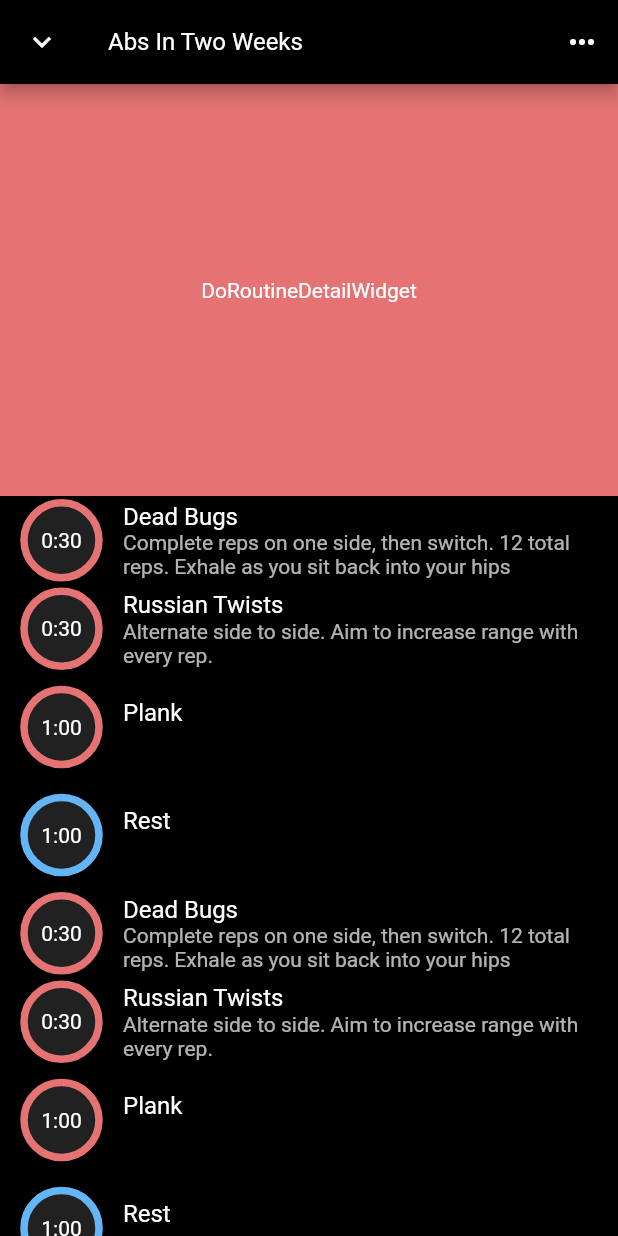
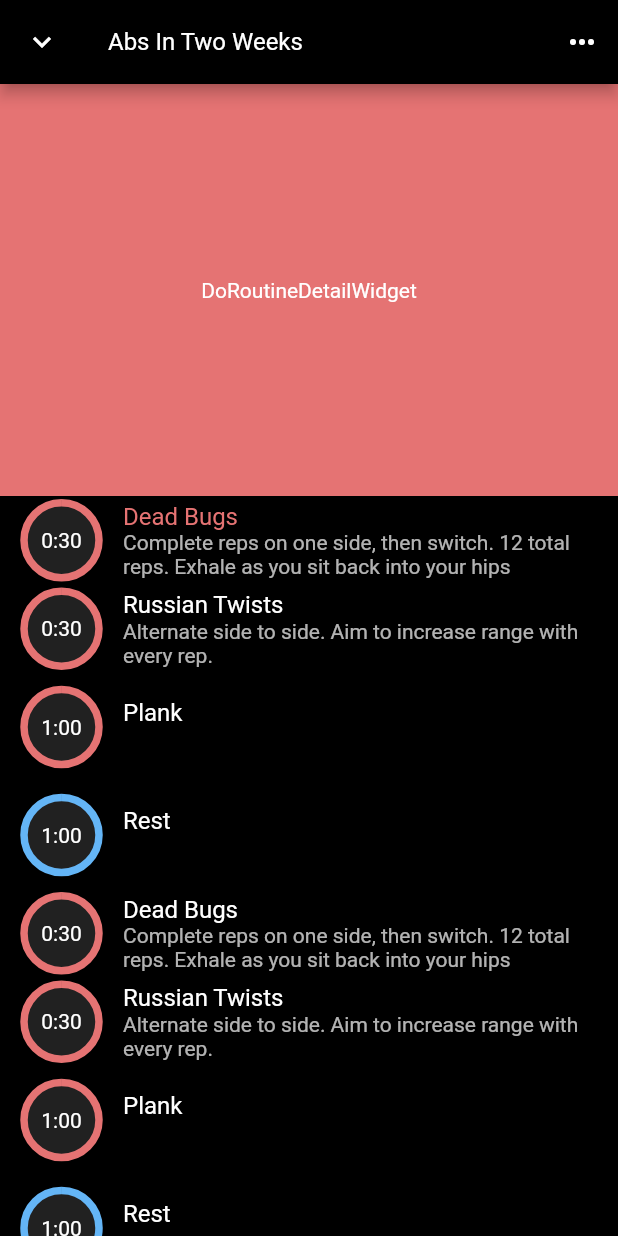
Before and after one commit to ivedone/mvp, a Flutter app: the screen it shows after launch, on a phone screen of 412 x 824 dp. Run offline on Flutter 3.47's test engine with Material 2 defaults, Android fonts, the phone set to English and light mode, and no system bars.

Commit message:
DoRoutineFullScreenModal selects Task  - TaskWidget changes title color

```diff
--- a/lib/app.dart
+++ b/lib/app.dart
@@ -1,7 +1,6 @@
 import 'package:flutter/material.dart';
 import 'package:mvp/screens/do_routine.dart';
 import 'package:mvp/theme/theme.dart';
-import 'package:mvp/util/seed.dart';
 
 class IvedoneApp extends StatelessWidget {
   const IvedoneApp({Key? key}) : super(key: key);
@@ -9,10 +8,9 @@ class IvedoneApp extends StatelessWidget {
   @override
   Widget build(BuildContext context) {
     return MaterialApp(
-      title: 'ivedone',
-      theme: activeTheme,
-      debugShowCheckedModeBanner: false,
-      home: DoRoutineModal(routine: SeedRoutines.AbsInTwoWeeks),
-    );
+        title: 'ivedone',
+        theme: activeTheme,
+        debugShowCheckedModeBanner: false,
+        home: const DoRoutineFullScreenModal());
   }
 }
--- a/lib/components/do_routine/list.dart
+++ b/lib/components/do_routine/list.dart
@@ -1,24 +1,30 @@
 import 'package:flutter/material.dart';
 import 'package:mvp/components/do_routine/task.dart';
+import 'package:mvp/models/do_routine.dart';
 import 'package:mvp/models/routine.dart';
 import 'package:mvp/models/task.dart';
+import 'package:provider/provider.dart';
 
 class DoRoutineListWidget extends StatelessWidget {
-  final RoutineModel routine;
-  const DoRoutineListWidget({
-    Key? key,
-    required this.routine,
-  }) : super(key: key);
+  const DoRoutineListWidget({Key? key}) : super(key: key);
 
   @override
   Widget build(BuildContext context) {
+    return Selector<DoRoutineModel, RoutineModel>(
+        selector: (_, DoRoutineModel doRoutine) => doRoutine.routine!,
+        builder: (BuildContext context, RoutineModel routine, _) {
           return ListView.builder(
             itemCount: routine.length,
             itemBuilder: (BuildContext context, int index) {
               final TaskModel task = routine.tasks[index];
               final String valueKey = <dynamic>[task.id, task.title].join('#');
-        return TaskWidget(key: ValueKey(valueKey), task: task);
+              return TaskWidget(
+                key: ValueKey(valueKey),
+                task: task,
+                index: index,
+              );
             },
           );
+        });
   }
 }
--- a/lib/components/do_routine/task.dart
+++ b/lib/components/do_routine/task.dart
@@ -1,27 +1,49 @@
 import 'package:flutter/material.dart';
+import 'package:mvp/models/do_routine.dart';
 import 'package:mvp/models/task.dart';
 import 'package:mvp/util/clock_format.dart';
+import 'package:provider/provider.dart';
 import 'countdown.dart/static.dart';
 
 class TaskWidget extends StatelessWidget {
   final TaskModel task;
+  final int index;
   const TaskWidget({
     Key? key,
     required this.task,
+    required this.index,
   }) : super(key: key);
+
+  TextStyle _getTitleStyle(TaskState taskState, ThemeData theme) {
+    if (taskState == TaskState.active) {
+      return TextStyle(color: theme.colorScheme.secondary);
+    } else {
+      return const TextStyle();
+    }
+  }
 
   @override
   Widget build(BuildContext context) {
+    final ThemeData theme = getTaskTheme(task.type);
+    final DoRoutineModel Function(int) selectTaskAtIndex =
+        Provider.of<DoRoutineModel>(context, listen: false).selectTaskAtIndex;
     return Theme(
-      data: getTaskTheme(task.type),
+      data: theme,
       child: InkWell(
-        onTap: () {},
-        child: ListTile(
-          leading: StaticCountdownWidget(
-              remaining: toMinutesAndSeconds(task.duration), percentDone: 1.0),
-          title: Text(task.title),
-          subtitle: Text(task.description ?? ''),
-        ),
+        onTap: () => selectTaskAtIndex(index),
+        child: Selector<DoRoutineModel, TaskState>(
+            selector: (_, DoRoutineModel doRoutine) {
+          final int currentIndex = doRoutine.index;
+          return getTaskState(index, currentIndex);
+        }, builder: (_, TaskState taskState, __) {
+          return ListTile(
+            leading: StaticCountdownWidget(
+                remaining: toMinutesAndSeconds(task.duration),
+                percentDone: 1.0),
+            title: Text(task.title, style: _getTitleStyle(taskState, theme)),
+            subtitle: Text(task.description ?? ''),
+          );
+        }),
       ),
     );
   }
--- a/lib/main.dart
+++ b/lib/main.dart
@@ -1,6 +1,22 @@
 import 'package:flutter/material.dart';
 import 'package:mvp/app.dart';
+import 'package:mvp/models/countdown.dart';
+import 'package:mvp/models/do_routine.dart';
+import 'package:mvp/util/seed.dart';
+import 'package:provider/provider.dart';
 
 void main() {
-  runApp(const IvedoneApp());
+  runApp(
+    MultiProvider(providers: [
+      ChangeNotifierProvider<CountdownModel>(create: (_) => CountdownModel()),
+      ChangeNotifierProxyProvider<CountdownModel, DoRoutineModel>(
+          create: (BuildContext context) {
+            final CountdownModel countdown =
+                Provider.of<CountdownModel>(context, listen: false);
+            return DoRoutineModel(countdown: countdown)
+              ..selectRoutine(SeedRoutines.AbsInTwoWeeks);
+          },
+          update: (_, __, DoRoutineModel? doRoutine) => doRoutine!),
+    ], child: const IvedoneApp()),
+  );
 }
--- a/lib/models/task.dart
+++ b/lib/models/task.dart
@@ -1,5 +1,21 @@
 import 'package:flutter/material.dart';
 import 'package:mvp/theme/theme.dart';
+
+enum TaskState {
+  idle,
+  active,
+  done,
+}
+
+TaskState getTaskState(int taskIndex, int currentIndex) {
+  if (currentIndex < taskIndex) {
+    return TaskState.idle;
+  } else if (currentIndex == taskIndex) {
+    return TaskState.active;
+  } else {
+    return TaskState.done;
+  }
+}
 
 enum TaskType {
   work,
--- a/lib/screens/do_routine.dart
+++ b/lib/screens/do_routine.dart
@@ -1,16 +1,19 @@
 import 'package:flutter/material.dart';
 import 'package:mvp/components/do_routine/list.dart';
-import 'package:mvp/models/routine.dart';
+import 'package:mvp/models/do_routine.dart';
+import 'package:provider/provider.dart';
 
-class DoRoutineModal extends StatelessWidget {
-  final RoutineModel routine;
-  const DoRoutineModal({
+class DoRoutineFullScreenModal extends StatelessWidget {
+  const DoRoutineFullScreenModal({
     Key? key,
-    required this.routine,
   }) : super(key: key);
 
   @override
   Widget build(BuildContext context) {
+    return Selector<DoRoutineModel, bool>(
+        selector: (_, DoRoutineModel doRoutine) => !doRoutine.hasRoutine,
+        builder: (context, bool shouldNotRender, _) {
+          if (shouldNotRender) return Container();
           return Scaffold(
             backgroundColor: Theme.of(context).colorScheme.background,
             appBar: AppBar(
@@ -18,9 +21,11 @@ class DoRoutineModal extends StatelessWidget {
                   icon: const Icon(Icons.expand_more),
                   onPressed: () {},
                 ),
-          title: Text(
-            routine.title,
-            style: Theme.of(context).textTheme.subtitle1,
+                title: Selector<DoRoutineModel, String>(
+                  selector: (_, DoRoutineModel doRoutine) =>
+                      doRoutine.routine!.title,
+                  builder: (BuildContext context, String title, _) =>
+                      Text(title, style: Theme.of(context).textTheme.subtitle1),
                 ),
                 actions: [
                   IconButton(
@@ -36,10 +41,12 @@ class DoRoutineModal extends StatelessWidget {
                     height: MediaQuery.of(context).size.height / 3,
                     child: Container(
                         color: Colors.red[300],
-                  child: const Center(child: Text('DoRoutineDetailWidget')))),
-          Expanded(child: DoRoutineListWidget(routine: routine)),
+                        child: const Center(
+                            child: Text('DoRoutineDetailWidget')))),
+                const Expanded(child: DoRoutineListWidget()),
               ],
             ),
           );
+        });
   }
 }
```
Lines whose indentation alone changed are shown as unchanged.
